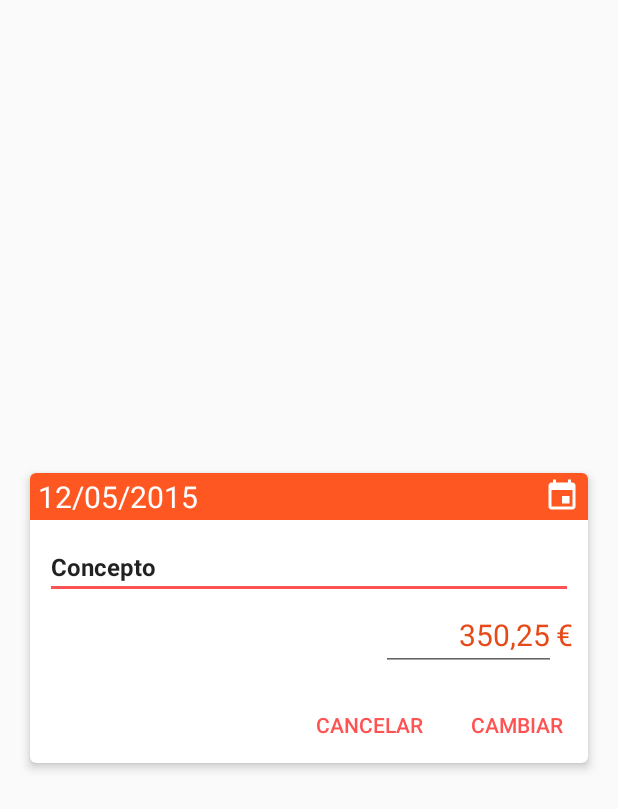
After one commit to MelerosPaw/DeudApp, an Android app: the layout dialog_editar_deuda.xml on its own in the app's theme, with its tools: preview values and no code run, on a phone screen of 412 x 824 dp. The commit adds this screen. Shown: the top 809 px of the screen. Run offline under Robolectric (Android 15) with nearby library versions, the phone set to English and light mode, and no system bars.

Commit message:
Added: debts are editable.

```diff
--- a/app/build.gradle
+++ b/app/build.gradle
@@ -1,5 +1,6 @@
 apply plugin: 'com.android.application'
 apply plugin: 'kotlin-android'
+apply plugin: 'kotlin-android-extensions'
 
 android {
 
--- a/app/src/main/java/melerospaw/deudapp/data/GestorDatos.java
+++ b/app/src/main/java/melerospaw/deudapp/data/GestorDatos.java
@@ -269,7 +269,7 @@ public class GestorDatos {
     }
 
     public boolean actualizarEntidad(Entidad entidad) {
-        return !databaseHelper.actualizarEntidad(entidad);
+        return databaseHelper.actualizarEntidad(entidad);
     }
 
     /**
--- a/app/src/main/java/melerospaw/deudapp/modelo/Entidad.java
+++ b/app/src/main/java/melerospaw/deudapp/modelo/Entidad.java
@@ -10,6 +10,7 @@ import com.j256.ormlite.table.DatabaseTable;
 import java.io.Serializable;
 import java.lang.annotation.Retention;
 import java.lang.annotation.RetentionPolicy;
+import java.text.ParseException;
 import java.text.SimpleDateFormat;
 import java.util.Calendar;
 import java.util.Comparator;
@@ -201,4 +202,8 @@ public class Entidad implements Comparable<Entidad>, Comparator<Entidad>, Serial
             return 0;
         }
     }
+
+    public static Date formatearFecha(String fecha) throws ParseException {
+        return new SimpleDateFormat("dd/MM/yyyy", Locale.getDefault()).parse(fecha);
+    }
 }
--- /dev/null
+++ b/app/src/main/res/drawable/ic_fecha.xml
@@ -0,0 +1,9 @@
+<vector xmlns:android="http://schemas.android.com/apk/res/android"
+        android:width="24dp"
+        android:height="24dp"
+        android:viewportWidth="24.0"
+        android:viewportHeight="24.0">
+    <path
+        android:fillColor="@android:color/white"
+        android:pathData="M17,12h-5v5h5v-5zM16,1v2L8,3L8,1L6,1v2L5,3c-1.11,0 -1.99,0.9 -1.99,2L3,19c0,1.1 0.89,2 2,2h14c1.1,0 2,-0.9 2,-2L21,5c0,-1.1 -0.9,-2 -2,-2h-1L18,1h-2zM19,19L5,19L5,8h14v11z"/>
+</vector>
--- /dev/null
+++ b/app/src/main/res/layout/dialog_editar_deuda.xml
@@ -0,0 +1,138 @@
+<?xml version="1.0" encoding="utf-8"?>
+<LinearLayout xmlns:android="http://schemas.android.com/apk/res/android"
+    xmlns:tools="http://schemas.android.com/tools"
+    android:layout_width="match_parent"
+    android:layout_height="match_parent"
+    android:gravity="center"
+    android:orientation="vertical">
+
+    <!--<TextView-->
+        <!--android:layout_width="wrap_content"-->
+        <!--android:layout_height="wrap_content"-->
+        <!--android:paddingBottom="14dp"-->
+        <!--android:paddingLeft="16dp"-->
+        <!--android:paddingRight="16dp"-->
+        <!--android:paddingTop="16dp"-->
+        <!--android:textSize="20sp"-->
+        <!--android:textStyle="bold"-->
+        <!--android:text="Editar deuda" />-->
+
+    <android.support.v7.widget.CardView xmlns:android="http://schemas.android.com/apk/res/android"
+        xmlns:app="http://schemas.android.com/apk/res-auto"
+        xmlns:tools="http://schemas.android.com/tools"
+        android:layout_width="match_parent"
+        android:layout_height="wrap_content"
+        android:layout_marginBottom="5dp"
+        android:layout_marginLeft="20dp"
+        android:layout_marginRight="20dp"
+        android:layout_marginTop="5dp"
+        android:orientation="vertical"
+        app:cardCornerRadius="4dp"
+        app:cardElevation="4dp">
+
+        <LinearLayout
+            android:layout_width="match_parent"
+            android:layout_height="wrap_content"
+            android:orientation="vertical">
+
+            <LinearLayout
+                android:id="@+id/cvItem"
+                android:layout_width="match_parent"
+                android:layout_height="wrap_content"
+                android:orientation="vertical">
+
+                <TextView
+                    android:id="@+id/tvFecha"
+                    android:layout_width="match_parent"
+                    android:layout_height="wrap_content"
+                    android:background="@color/colorPrimary"
+                    android:drawableEnd="@drawable/ic_fecha"
+                    android:drawablePadding="10dp"
+                    android:drawableRight="@drawable/ic_fecha"
+                    android:paddingBottom="2dp"
+                    android:paddingEnd="5dp"
+                    android:paddingLeft="5dp"
+                    android:paddingRight="5dp"
+                    android:paddingStart="5dp"
+                    android:paddingTop="2dp"
+                    android:textColor="@android:color/white"
+                    android:textSize="20sp"
+                    tools:text="12/05/2015" />
+
+                <LinearLayout
+                    android:layout_width="match_parent"
+                    android:layout_height="wrap_content"
+                    android:orientation="vertical"
+                    android:padding="10dp">
+
+                    <EditText
+                        android:id="@+id/etConcepto"
+                        android:layout_width="match_parent"
+                        android:layout_height="wrap_content"
+                        android:textSize="@dimen/text_size_detalle_entidad"
+                        android:textStyle="bold"
+                        tools:text="Concepto" />
+
+                    <LinearLayout
+                        android:layout_width="wrap_content"
+                        android:layout_height="wrap_content"
+                        android:layout_gravity="end">
+
+                        <EditText
+                            android:id="@+id/etCantidad"
+                            android:layout_width="wrap_content"
+                            android:layout_height="wrap_content"
+                            android:inputType="numberDecimal"
+                            android:lines="1"
+                            android:maxLines="1"
+                            android:ems="5"
+                            android:digits="1234567890.,"
+                            android:gravity="end"
+                            android:textColor="@color/colorPrimaryDark"
+                            android:textSize="20sp"
+                            tools:text="350,25" />
+
+                        <TextView
+                            android:layout_width="wrap_content"
+                            android:layout_height="wrap_content"
+                            android:text="@string/euro_espacio"
+                            android:textColor="@color/colorPrimaryDark"
+                            android:textSize="20sp" />
+
+                    </LinearLayout>
+
+                </LinearLayout>
+
+            </LinearLayout>
+
+            <LinearLayout
+                android:layout_width="match_parent"
+                android:layout_height="wrap_content"
+                android:gravity="end"
+                android:orientation="horizontal" >
+
+                <Button
+                    android:id="@+id/btnCancelar"
+                    style="?android:attr/borderlessButtonStyle"
+                    android:layout_width="wrap_content"
+                    android:layout_height="wrap_content"
+                    android:padding="16dp"
+                    android:text="@string/cancelar"
+                    android:textColor="@color/colorAccent" />
+
+                <Button
+                    android:id="@+id/btnGuardar"
+                    style="?android:attr/borderlessButtonStyle"
+                    android:layout_width="wrap_content"
+                    android:layout_height="wrap_content"
+                    android:padding="16dp"
+                    android:text="@string/cambiar"
+                    android:textColor="@color/colorAccent" />
+
+            </LinearLayout>
+
+        </LinearLayout>
+
+    </android.support.v7.widget.CardView>
+
+</LinearLayout>
--- a/app/src/main/res/values/strings.xml
+++ b/app/src/main/res/values/strings.xml
@@ -24,6 +24,7 @@
     <string name="mensaje_cantidad_no_valida">No has escrito una cantidad válida.</string>
     <string name="mensaje_disminucion_excesiva">No puedes descontar más de la cantidad debida.</string>
     <string name="euro">€</string>
+    <string name="euro_espacio"> €</string>
     <string name="acreedor">Acreedor</string>
     <string name="concepto">Concepto</string>
     <string name="conceptos_y_cantidades">Conceptos y cantidades</string>
--- a/build.gradle
+++ b/build.gradle
@@ -2,7 +2,7 @@
 
 buildscript {
 
-    ext.kotlin_version = '1.1.4-3'
+    ext.kotlin_version = '1.1.51'
     ext.support = "26.0.0-alpha1"
 
     repositories {
```
Also changed, not shown: app/src/main/java/melerospaw/deudapp/iu/activities/ActivityDetallePersona.java (+34 -26 lines), app/src/main/java/melerospaw/deudapp/iu/adapters/AdaptadorEntidades.java (+9 -0 lines), app/src/main/java/melerospaw/deudapp/iu/dialogs/DialogEditarDeuda.kt (added, +115 -0 lines), app/src/main/java/melerospaw/deudapp/iu/dialogs/DialogoModificarCantidad.java (renamed from app/src/main/java/melerospaw/deudapp/iu/dialogs/DialogoModificarDeuda.java, +13 -6 lines), app/src/main/java/melerospaw/deudapp/iu/dialogs/MenuContextualPersona.java (+2 -31 lines), app/src/main/java/melerospaw/deudapp/utils/ExtensionFunctions.kt (added, +18 -0 lines), app/src/main/java/melerospaw/deudapp/utils/ScreenUtils.java (added, +63 -0 lines).
